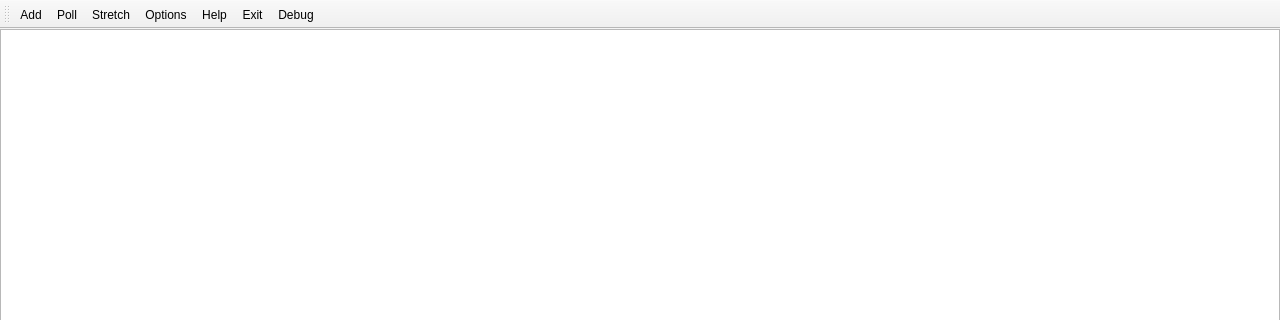
Qt form src/core/mainwindow.ui (kik4444/simple-process-tracker) before a commit; both pictures show x 0 to 1280 and y 0 to 320 of the 1280 by 720 pixel window.
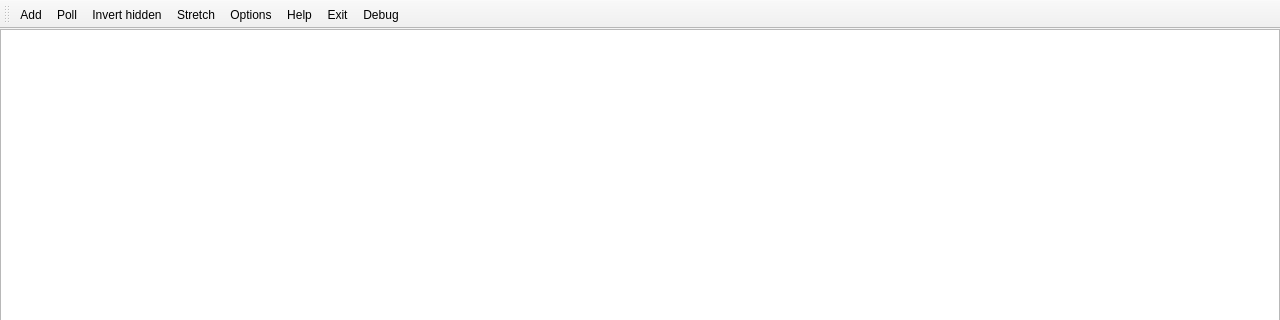
The same form after that commit. Icons and pictures are not drawn.

Commit message: Added action to invert hidden processes

Diff of the .ui file:
```diff
--- a/src/core/mainwindow.ui
+++ b/src/core/mainwindow.ui
@@ -77,6 +77,7 @@
    </attribute>
    <addaction name="actionAdd"/>
    <addaction name="actionPoll"/>
+   <addaction name="actionInvert_hidden"/>
    <addaction name="actionStretch"/>
    <addaction name="actionOptions"/>
    <addaction name="actionHelp"/>
@@ -156,6 +157,15 @@
     <string>Stretch</string>
    </property>
   </action>
+  <action name="actionInvert_hidden">
+   <property name="icon">
+    <iconset resource="../resources.qrc">
+     <normaloff>:/hide-icon.svg</normaloff>:/hide-icon.svg</iconset>
+   </property>
+   <property name="text">
+    <string>Invert hidden</string>
+   </property>
+  </action>
  </widget>
  <resources>
   <include location="../resources.qrc"/>
```
The commit also changes 2 other files.
